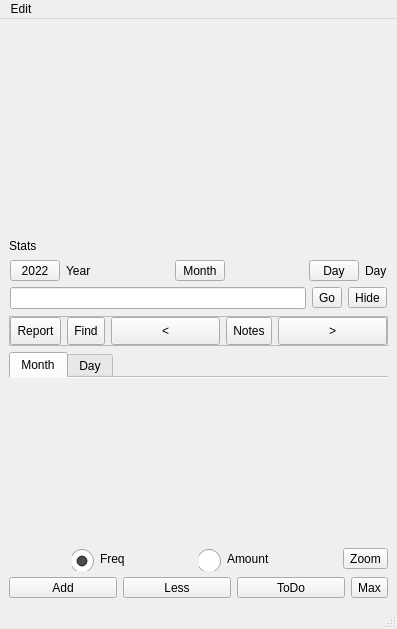
First picture: the form in mainwindow.ui, repository ic005k/Knot-Legacy, before the edit.
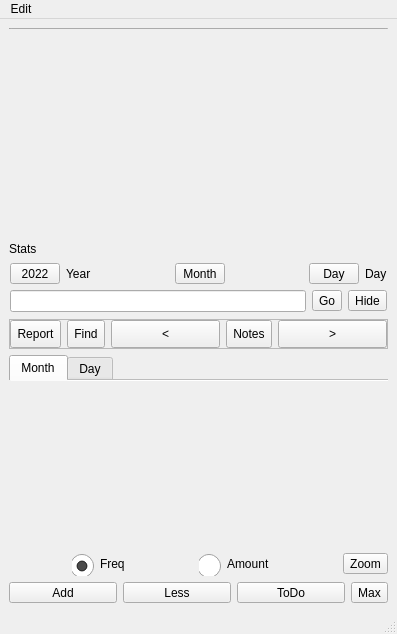
Second picture: the form after the edit. Icons and pictures are not drawn.

```diff
--- a/mainwindow.ui
+++ b/mainwindow.ui
@@ -7,7 +7,7 @@
     <x>0</x>
     <y>0</y>
     <width>397</width>
-    <height>629</height>
+    <height>634</height>
    </rect>
   </property>
   <property name="windowTitle">
@@ -18,6 +18,25 @@
     <item row="0" column="0" rowspan="6">
      <layout class="QVBoxLayout" name="vl"/>
     </item>
+    <item row="0" column="1">
+     <widget class="QProgressBar" name="progBar">
+      <property name="maximumSize">
+       <size>
+        <width>16777215</width>
+        <height>1</height>
+       </size>
+      </property>
+      <property name="maximum">
+       <number>100</number>
+      </property>
+      <property name="value">
+       <number>0</number>
+      </property>
+      <property name="textVisible">
+       <bool>false</bool>
+      </property>
+     </widget>
+    </item>
     <item row="1" column="1">
      <widget class="QFrame" name="frame_tab">
       <property name="minimumSize">
```
